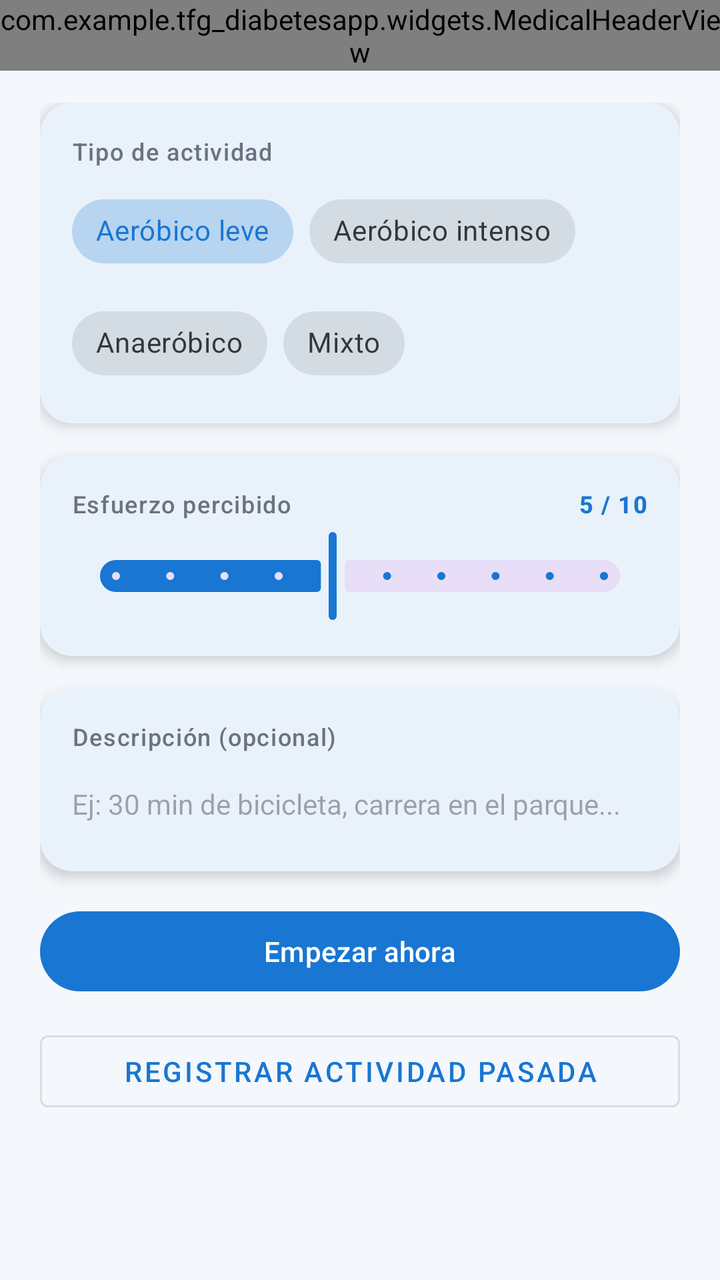
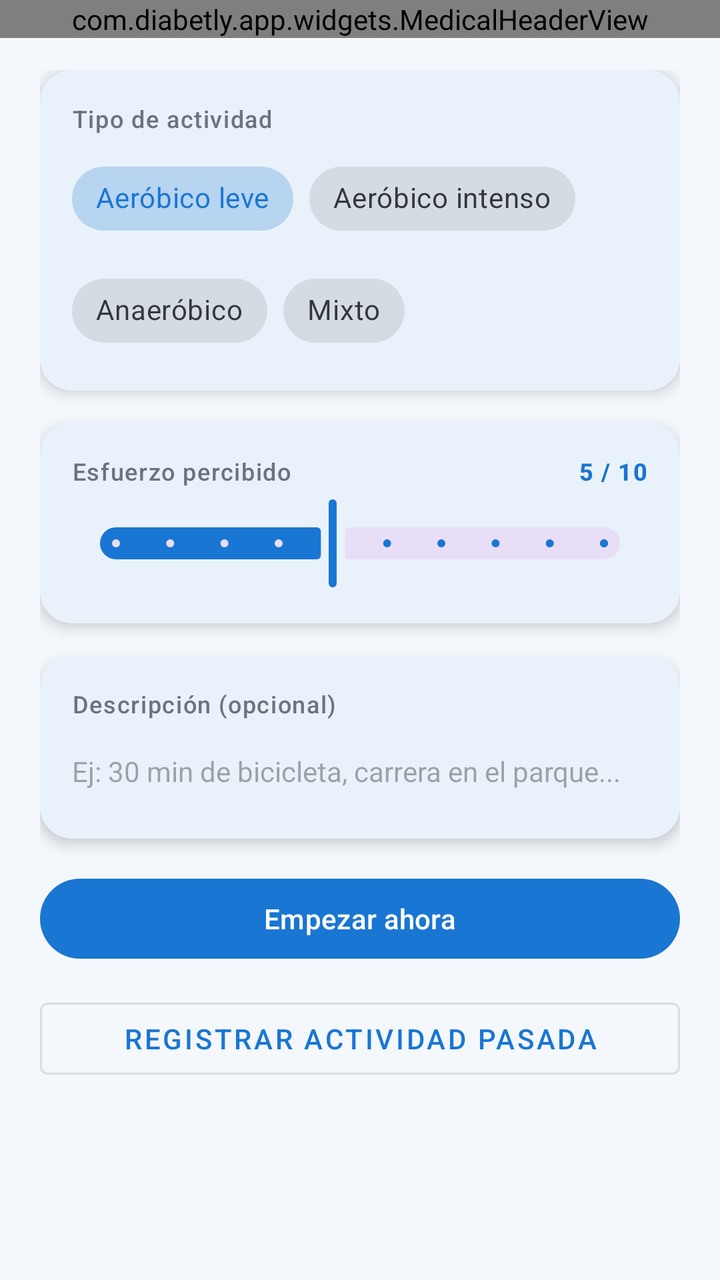

The first picture is an Android layout as it rendered before a commit; the second is the same layout after the commit. The layout source and the unified diff follow.
<!-- AndroidManifest.xml: application theme Theme.TFGDIABETESAPP -->
<!-- res/layout/activity_activity_log.xml -->
<?xml version="1.0" encoding="utf-8"?>
<LinearLayout xmlns:android="http://schemas.android.com/apk/res/android"
    xmlns:app="http://schemas.android.com/apk/res-auto"
    android:layout_width="match_parent"
    android:layout_height="match_parent"
    android:orientation="vertical"
    android:background="@color/color_background">

    <com.example.tfg_diabetesapp.widgets.MedicalHeaderView
        android:id="@+id/activityHeader"
        android:layout_width="match_parent"
        android:layout_height="wrap_content"
        app:headerTitle="Registrar Actividad"
        app:headerSubtitle="Ejercicio y deporte"
        app:headerShowBack="true" />

    <androidx.core.widget.NestedScrollView
        android:layout_width="match_parent"
        android:layout_height="0dp"
        android:layout_weight="1"
        android:layout_marginTop="@dimen/header_content_overlap_negative"
        android:clipToPadding="false">

        <LinearLayout
            android:layout_width="match_parent"
            android:layout_height="wrap_content"
            android:orientation="vertical"
            android:paddingHorizontal="@dimen/screen_padding_horizontal"
            android:paddingTop="@dimen/content_gap_after_header"
            android:paddingBottom="@dimen/space_2xl">

            
            <com.google.android.material.card.MaterialCardView
                style="@style/Widget.App.Card"
                android:layout_width="match_parent"
                android:layout_height="wrap_content"
                android:layout_marginBottom="@dimen/space_lg">

                <LinearLayout
                    android:layout_width="match_parent"
                    android:layout_height="wrap_content"
                    android:orientation="vertical"
                    android:padding="@dimen/space_lg">

                    <TextView
                        android:layout_width="wrap_content"
                        android:layout_height="wrap_content"
                        android:text="Tipo de actividad"
                        android:textAppearance="@style/TextAppearance.App.Caption"
                        android:layout_marginBottom="@dimen/space_sm" />

                    <com.google.android.material.chip.ChipGroup
                        android:id="@+id/chipGroupTipo"
                        android:layout_width="match_parent"
                        android:layout_height="wrap_content"
                        app:singleSelection="true"
                        app:selectionRequired="true">

                        <com.google.android.material.chip.Chip
                            android:id="@+id/chipAerobicoLeve"
                            style="@style/Widget.MaterialComponents.Chip.Choice"
                            android:layout_width="wrap_content"
                            android:layout_height="wrap_content"
                            android:text="Aeróbico leve"
                            android:checked="true" />

                        <com.google.android.material.chip.Chip
                            android:id="@+id/chipAerobicoIntenso"
                            style="@style/Widget.MaterialComponents.Chip.Choice"
                            android:layout_width="wrap_content"
                            android:layout_height="wrap_content"
                            android:text="Aeróbico intenso" />

                        <com.google.android.material.chip.Chip
                            android:id="@+id/chipAnaerobico"
                            style="@style/Widget.MaterialComponents.Chip.Choice"
                            android:layout_width="wrap_content"
                            android:layout_height="wrap_content"
                            android:text="Anaeróbico" />

                        <com.google.android.material.chip.Chip
                            android:id="@+id/chipMixto"
                            style="@style/Widget.MaterialComponents.Chip.Choice"
                            android:layout_width="wrap_content"
                            android:layout_height="wrap_content"
                            android:text="Mixto" />

                    </com.google.android.material.chip.ChipGroup>
                </LinearLayout>
            </com.google.android.material.card.MaterialCardView>

            
            <com.google.android.material.card.MaterialCardView
                style="@style/Widget.App.Card"
                android:layout_width="match_parent"
                android:layout_height="wrap_content"
                android:layout_marginBottom="@dimen/space_lg">

                <LinearLayout
                    android:layout_width="match_parent"
                    android:layout_height="wrap_content"
                    android:orientation="vertical"
                    android:padding="@dimen/space_lg">

                    <LinearLayout
                        android:layout_width="match_parent"
                        android:layout_height="wrap_content"
                        android:orientation="horizontal"
                        android:layout_marginBottom="@dimen/space_xs">

                        <TextView
                            android:layout_width="0dp"
                            android:layout_height="wrap_content"
                            android:layout_weight="1"
                            android:text="Esfuerzo percibido"
                            android:textAppearance="@style/TextAppearance.App.Caption" />

                        <TextView
                            android:id="@+id/tvIntensidadLabel"
                            android:layout_width="wrap_content"
                            android:layout_height="wrap_content"
                            android:text="5 / 10"
                            android:textAppearance="@style/TextAppearance.App.Caption"
                            android:textColor="@color/color_primary"
                            android:textStyle="bold" />
                    </LinearLayout>

                    <com.google.android.material.slider.Slider
                        android:id="@+id/sliderIntensidad"
                        android:layout_width="match_parent"
                        android:layout_height="wrap_content"
                        android:valueFrom="1"
                        android:valueTo="10"
                        android:stepSize="1"
                        android:value="5" />

                </LinearLayout>
            </com.google.android.material.card.MaterialCardView>

            
            <com.google.android.material.card.MaterialCardView
                style="@style/Widget.App.Card"
                android:layout_width="match_parent"
                android:layout_height="wrap_content"
                android:layout_marginBottom="@dimen/space_lg">

                <LinearLayout
                    android:layout_width="match_parent"
                    android:layout_height="wrap_content"
                    android:orientation="vertical"
                    android:padding="@dimen/space_lg">

                    <TextView
                        android:layout_width="wrap_content"
                        android:layout_height="wrap_content"
                        android:text="Descripción (opcional)"
                        android:textAppearance="@style/TextAppearance.App.Caption"
                        android:layout_marginBottom="@dimen/space_sm" />

                    <EditText
                        android:id="@+id/etDescripcion"
                        android:layout_width="match_parent"
                        android:layout_height="wrap_content"
                        android:hint="Ej: 30 min de bicicleta, carrera en el parque..."
                        android:inputType="textMultiLine|textCapSentences"
                        android:minLines="2"
                        android:maxLines="4"
                        android:background="@null"
                        android:textSize="14sp" />

                </LinearLayout>
            </com.google.android.material.card.MaterialCardView>

            
            <com.google.android.material.button.MaterialButton
                android:id="@+id/btnEmpezarAhora"
                android:layout_width="match_parent"
                android:layout_height="wrap_content"
                android:text="Empezar ahora"
                android:layout_marginBottom="@dimen/space_md" />

            <com.google.android.material.button.MaterialButton
                android:id="@+id/btnRegistrarPasada"
                style="@style/Widget.MaterialComponents.Button.OutlinedButton"
                android:layout_width="match_parent"
                android:layout_height="wrap_content"
                android:text="Registrar actividad pasada" />

        </LinearLayout>
    </androidx.core.widget.NestedScrollView>

</LinearLayout>
<!-- resources referenced by this layout -->
<resources>
  <color name="color_background">#F4F7FB</color>
  <color name="color_primary">#1976D2</color>
  <dimen name="content_gap_after_header">16dp</dimen>
  <dimen name="header_content_overlap_negative">0dp</dimen>
  <dimen name="screen_padding_horizontal">20dp</dimen>
  <dimen name="space_2xl">24dp</dimen>
  <dimen name="space_lg">16dp</dimen>
  <dimen name="space_md">12dp</dimen>
  <dimen name="space_sm">8dp</dimen>
  <dimen name="space_xs">4dp</dimen>
  <style name="TextAppearance.App.Caption" parent="TextAppearance.Material3.LabelSmall">
          <item name="android:textSize">12sp</item>
          <item name="android:textColor">@color/color_text_secondary</item>
      </style>
  <style name="Widget.App.Card" parent="Widget.Material3.CardView.Elevated">
          <item name="cardCornerRadius">@dimen/card_corner_radius</item>
          <item name="cardElevation">@dimen/card_elevation</item>
          <item name="cardBackgroundColor">@color/color_surface</item>
      </style>
  <style name="Theme.TFGDIABETESAPP" parent="Base.Theme.TFGDIABETESAPP" />
  <color name="color_text_secondary">#6B7280</color>
  <dimen name="card_corner_radius">16dp</dimen>
  <dimen name="card_elevation">4dp</dimen>
  <color name="color_surface">#FFFFFF</color>
  <style name="Base.Theme.TFGDIABETESAPP" parent="Theme.Material3.Light.NoActionBar">
          <item name="colorPrimary">@color/color_primary</item>
          <item name="colorOnPrimary">@color/color_on_primary</item>
          <item name="colorPrimaryContainer">@color/color_primary_light</item>
          <item name="colorOnPrimaryContainer">@color/color_primary_dark</item>
          <item name="colorSecondary">@color/color_secondary</item>
          <item name="colorOnSecondary">@color/color_on_secondary</item>
          <item name="android:colorBackground">@color/color_background</item>
          <item name="colorSurface">@color/color_surface</item>
          <item name="colorError">@color/color_error</item>
          <item name="android:windowBackground">@color/color_background</item>
          <item name="android:statusBarColor">@color/color_primary</item>
          <item name="android:windowLightStatusBar">false</item>
      </style>
  <color name="color_on_primary">#FFFFFF</color>
  <color name="color_primary_light">#DBEAFE</color>
  <color name="color_primary_dark">#1565C0</color>
  <color name="color_secondary">#0288D1</color>
  <color name="color_on_secondary">#FFFFFF</color>
  <color name="color_error">#EF5350</color>
</resources>

<!-- the commit's change to res/layout/activity_activity_log.xml (unified diff, before → after) -->
@@ -6,7 +6,7 @@
     android:orientation="vertical"
     android:background="@color/color_background">
 
-    <com.example.tfg_diabetesapp.widgets.MedicalHeaderView
+    <com.diabetly.app.widgets.MedicalHeaderView
         android:id="@+id/activityHeader"
         android:layout_width="match_parent"
         android:layout_height="wrap_content"
